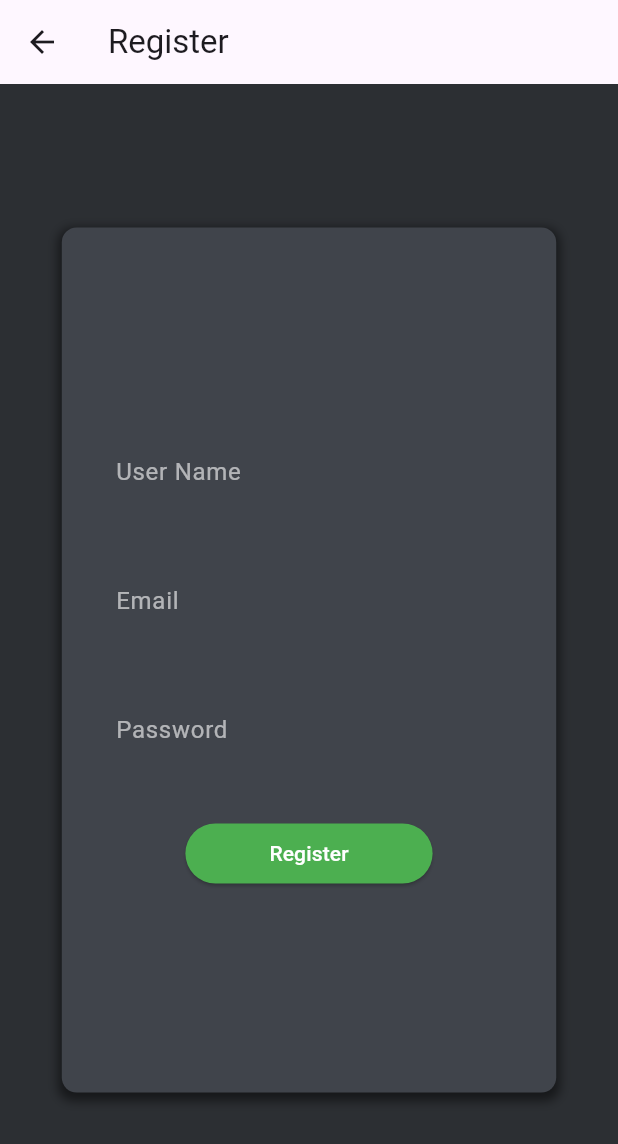
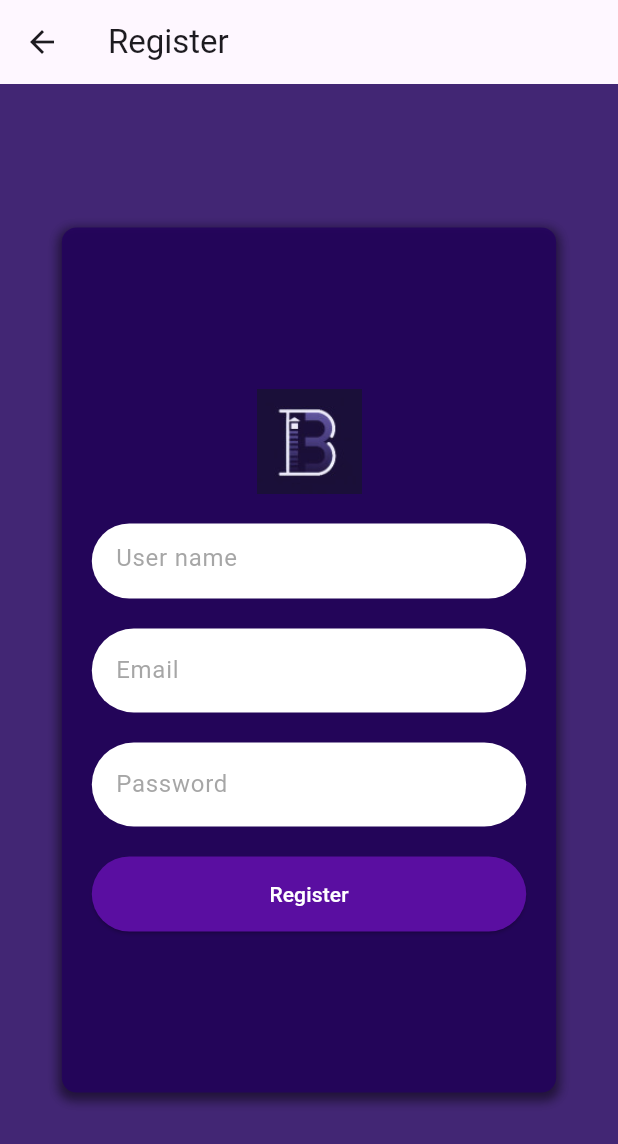
Before and after one commit to 0marContreras/BIScord-frontend, a Flutter app: the RegisterPage screen opened directly, after a tap on "Register", on a phone screen of 412 x 824 dp. Shown: the top 1144 px of the screen. Run offline on Flutter 3.47's test engine with Material 3 defaults, Android fonts, the phone set to English and light mode, and no system bars; our stand-ins replace shared_preferences; accounts and stored records are empty; network calls fail.

Commit message:
Register working

```diff
--- a/lib/register.dart
+++ b/lib/register.dart
@@ -1,4 +1,8 @@
 import 'package:flutter/material.dart';
+import 'package:http/http.dart' as http;
+import 'dart:convert';
+import 'login.dart';
+
 
 class RegisterPage extends StatelessWidget {
   final TextEditingController emailController = TextEditingController();
@@ -10,96 +14,135 @@ class RegisterPage extends StatelessWidget {
   @override
   Widget build(BuildContext context) {
     return Scaffold(
-      backgroundColor: Color(0xFF2C2F33),
+      backgroundColor: Color.fromARGB(219, 35, 2, 93),
       appBar: AppBar(
         title: Text('Register'),
       ),
       body: Center(
-        child:Container(
-          width: MediaQuery.of(context).size.width* 0.8,
+        child: Container(
+          width: MediaQuery.of(context).size.width * 0.8,
           height: MediaQuery.of(context).size.height * 0.7,
           padding: EdgeInsets.all(20),
           decoration: BoxDecoration(
-          color: Color(0xFF40444B),
+            color: Color.fromARGB(219, 35, 2, 93),
             borderRadius: BorderRadius.circular(10),
             boxShadow: [
               BoxShadow(
                 color: Colors.black.withOpacity(0.5),
                 spreadRadius: 2,
                 blurRadius: 5,
-              offset: Offset(0,3),
+                offset: Offset(0, 3),
               ),
             ],
           ),
           child: Column(
             mainAxisAlignment: MainAxisAlignment.center,
             children: [
-            TextField(
+              // Aquí está la imagen
+              Image.asset(
+                'assets/LogoBiscord.jpeg', // Ruta de la imagen en tus activos
+                width: 70, // Ancho deseado de la imagen
+                height: 70, // Alto deseado de la imagen
+                fit: BoxFit.cover, // Ajuste de la imagen dentro del contenedor
+              ),
+              const SizedBox(height: 20), // Espacio adicional
+              Container(
+                width: 400,
+                height: 50,
+                child: TextField(
                   controller: userController,
-              style: TextStyle(color: Colors.white),
+                  style: TextStyle(color: Color.fromARGB(255, 21, 21, 21)),
                   decoration: InputDecoration(
-                hintText: 'User Name',
-                hintStyle: TextStyle(color: Colors.white60),
-                fillColor: Color(0xFF40444B),
+                    hintText: 'User name',
+                    hintStyle: TextStyle(
+                        color: const Color.fromARGB(153, 107, 107, 107)),
+                    fillColor: Color.fromARGB(255, 255, 255, 255),
                     filled: true,
                     border: OutlineInputBorder(
-                  borderRadius: BorderRadius.circular(10),
+                      borderRadius: BorderRadius.circular(50),
                       borderSide: BorderSide.none,
                     ),
                   ),
                 ),
-            SizedBox(height: 30,),
+              ),
+              SizedBox(height: 20,),
+
+
               TextField(
                 controller: emailController,
-              style: TextStyle(color: Colors.white),
+                style: TextStyle(color: const Color.fromARGB(255, 17, 17, 17)),
                 decoration: InputDecoration(
                   hintText: 'Email',
-                hintStyle: TextStyle(color: Colors.white60),
-                fillColor: Color(0xFF40444B),
+                  hintStyle: TextStyle(
+                      color: const Color.fromARGB(153, 107, 107, 107)),
+                  fillColor: Color.fromARGB(255, 255, 255, 255),
                   filled: true,
                   border: OutlineInputBorder(
-                  borderRadius: BorderRadius.circular(10),
+                    borderRadius: BorderRadius.circular(50),
                     borderSide: BorderSide.none,
                   ),
                 ),
               ),
-            SizedBox(height: 30),
-
+              SizedBox(height: 20,),
               TextField(
                 controller: passwordController,
-              style: TextStyle(color: Colors.white),
+                style: TextStyle(color: const Color.fromARGB(255, 17, 17, 17)),
                 decoration: InputDecoration(
                   hintText: 'Password',
-                hintStyle: TextStyle(color: Colors.white60),
-                fillColor: Color(0xFF40444B),
+                  hintStyle: TextStyle(
+                      color: const Color.fromARGB(153, 107, 107, 107)),
+                  fillColor: Color.fromARGB(255, 255, 255, 255),
                   filled: true,
                   border: OutlineInputBorder(
-                  borderRadius: BorderRadius.circular(10),
+                    borderRadius: BorderRadius.circular(50),
                     borderSide: BorderSide.none,
                   ),
                 ),
                 obscureText: true,
               ),
-            SizedBox(height: 30),
-
+              SizedBox(height: 20,),
 
               SizedBox(
-              width: MediaQuery.of(context).size.width* 0.4,
+                width: 400,
+                height: 50,
                 child: ElevatedButton(
-                style: ElevatedButton.styleFrom(backgroundColor: Colors.green),
-                onPressed: () {
-                  String user = userController.text;
+                  style: ElevatedButton.styleFrom(
+                      backgroundColor: const Color.fromARGB(255, 90, 14, 161)),
+                  onPressed: () async {
+  String username = userController.text;
   String email = emailController.text;
-
   String password = passwordController.text;
 
+  final url = Uri.parse('http://localhost:3000/createUser');
+  final response = await http.post(
+    url,
+    headers: <String, String>{
+      'Content-Type': 'application/json; charset=UTF-8',
+    },
+    body: jsonEncode(<String, String>{
+      'username': username,
+      'email': email,
+      'password': password,
+    }),
+  );
 
-                  // Implementa la lógica de registro aquí
-                  print('User: $user, Email: $email, Password: $password,');
+  if (response.statusCode == 201) {
+    // Registration successful
+    // Redirect to the login page
+    Navigator.pushReplacement(
+      context,
+      MaterialPageRoute(builder: (context) => LoginPage()),
+    );
+  } else {
+    // Registration failed
+    // Handle failure as needed
+    print('Registration failed');
+  }
 },
-                child: Text(
-                  'Register',
-                  style: TextStyle(color:  Colors.white,) ),
+                  child: Text('Register',
+                      style: TextStyle(
+                        color: Colors.white,
+                      )),
                 ),
               ),
             ],
```
Also changed, not shown: lib/general.dart (+132 -56 lines), lib/chatscreen.dart (line endings or trailing spaces). Lines whose indentation alone changed are shown as unchanged.
